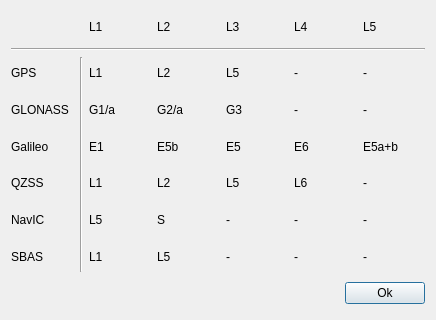
Old version of the form app/qtapp/appcmn_qt/freqdlg.ui in the repository lhuisman/myRTKLIB.
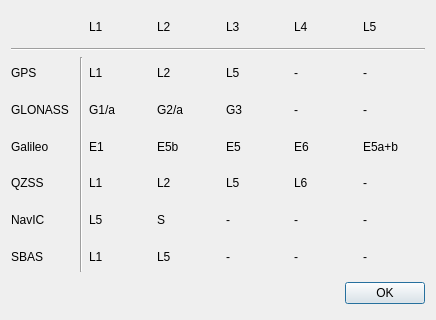
New version of the form.

```diff
--- a/app/qtapp/appcmn_qt/freqdlg.ui
+++ b/app/qtapp/appcmn_qt/freqdlg.ui
@@ -324,22 +324,9 @@
        <number>0</number>
       </property>
       <item>
-       <spacer name="horizontalSpacer">
-        <property name="orientation">
-         <enum>Qt::Horizontal</enum>
-        </property>
-        <property name="sizeHint" stdset="0">
-         <size>
-          <width>40</width>
-          <height>20</height>
-         </size>
-        </property>
-       </spacer>
-      </item>
-      <item>
-       <widget class="QPushButton" name="btnOk">
-        <property name="text">
-         <string>Ok</string>
+       <widget class="QDialogButtonBox" name="buttonBox">
+        <property name="standardButtons">
+         <set>QDialogButtonBox::Ok</set>
         </property>
        </widget>
       </item>
```
